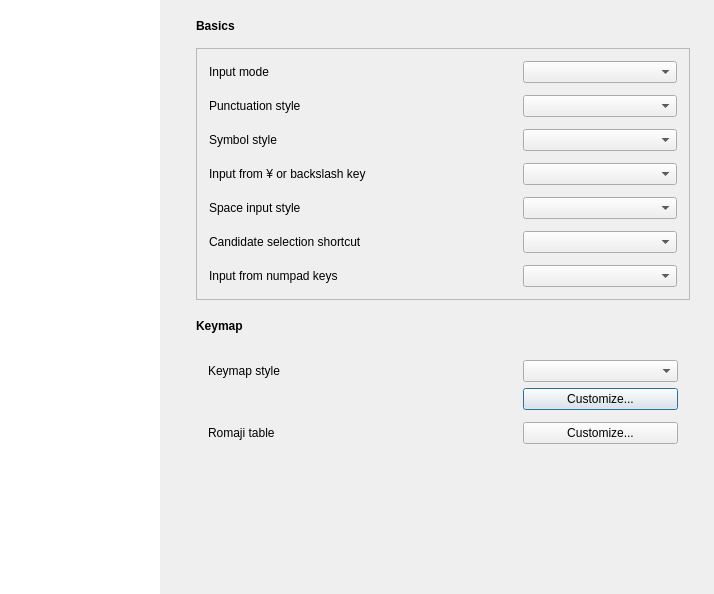
First picture: the form in src/gui/config_dialog/config_dialog.ui, repository yoshikiobata/mozc, before the edit.
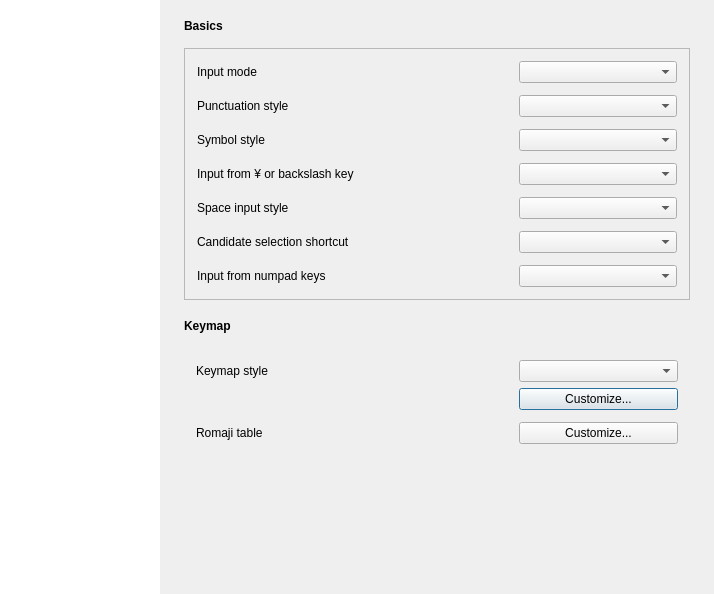
Second picture: the form after the edit. Custom widgets are drawn as their Qt base class.

Patch:
```diff
--- a/src/gui/config_dialog/config_dialog.ui
+++ b/src/gui/config_dialog/config_dialog.ui
@@ -34,12 +34,12 @@
   <property name="styleSheet">
    <string notr="true">
 QFrame[role=&quot;gridLayoutContainer&quot;] QLabel, QComboBox:!active { color: palette(button-text); }
-QFrame[role=&quot;gridLayoutContainer&quot;] { background-color: palette(midlight); }
+QFrame[role=&quot;gridLayoutContainer&quot;] { background-color: palette(light); }
 </string>
   </property>
   <layout class="QHBoxLayout" name="contentsLayout">
    <property name="spacing">
-    <number>12</number>
+    <number>0</number>
    </property>
    <property name="leftMargin">
     <number>0</number>
@@ -70,6 +70,9 @@
         <property name="frameShape">
          <enum>QFrame::Shape::NoFrame</enum>
         </property>
+     <property name="lineWidth">
+      <number>0</number>
+     </property>
         <property name="editTriggers">
          <set>QAbstractItemView::EditTrigger::NoEditTriggers</set>
         </property>
@@ -86,6 +89,15 @@
    </item>
    <item>
     <widget class="QStackedWidget" name="configDialogStackedWidget">
+     <property name="sizePolicy">
+      <sizepolicy hsizetype="Expanding" vsizetype="Preferred">
+       <horstretch>0</horstretch>
+       <verstretch>0</verstretch>
+      </sizepolicy>
+     </property>
+     <property name="lineWidth">
+      <number>0</number>
+     </property>
      <property name="currentIndex">
       <number>0</number>
      </property>
```
Lines whose indentation alone changed are shown as unchanged.
